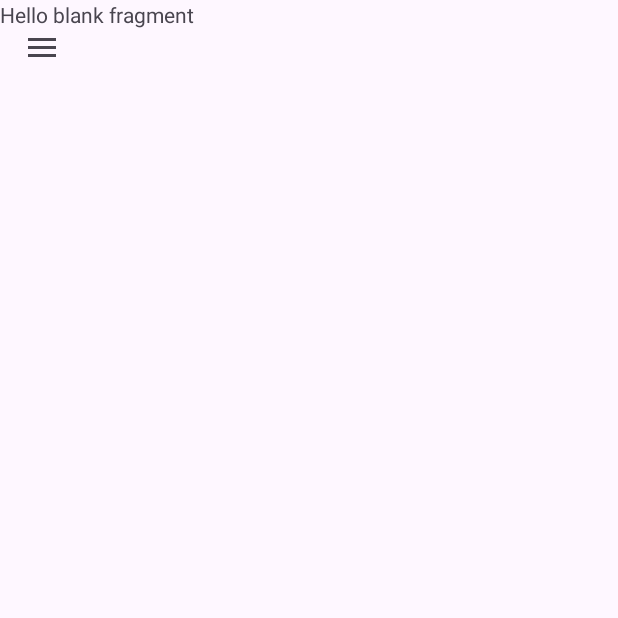
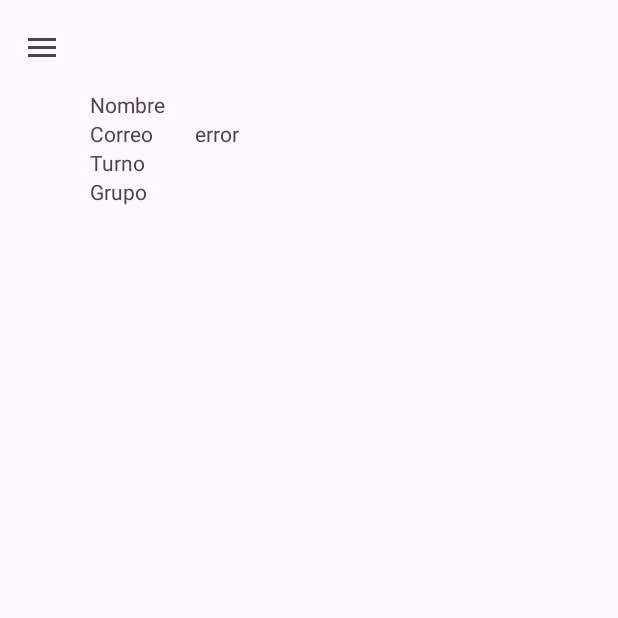
Before and after one commit to RaulGarCan/AppPlanificaV2, an Android app: the AcitivityHome screen opened directly, with no data from a screen before it, after a tap on "Mi cuenta", on a phone screen of 412 x 824 dp, the top half of it. Run offline under Robolectric (Android 15) with nearby library versions, the light colour scheme and no system bars; our stand-ins replace Firebase (no records; nobody signed in at launch, a user with empty details on screens opened directly).

Commit message:
Fragment MiCuenta terminado y Fragment PlanificarPractica diseñado

```diff
--- a/app/src/main/java/com/cifpceuta/appplanifica/AcitivityHome.java
+++ b/app/src/main/java/com/cifpceuta/appplanifica/AcitivityHome.java
@@ -10,11 +10,22 @@ import androidx.drawerlayout.widget.DrawerLayout;
 import android.content.Intent;
 import android.content.SharedPreferences;
 import android.os.Bundle;
+import android.util.Log;
 import android.view.MenuItem;
 import android.widget.FrameLayout;
 import android.widget.TextView;
 
+import com.google.android.gms.tasks.OnCompleteListener;
+import com.google.android.gms.tasks.Task;
 import com.google.android.material.navigation.NavigationView;
+import com.google.firebase.auth.FirebaseAuth;
+import com.google.firebase.firestore.DocumentSnapshot;
+import com.google.firebase.firestore.FirebaseFirestore;
+import com.google.firebase.firestore.Query;
+import com.google.firebase.firestore.QueryDocumentSnapshot;
+import com.google.firebase.firestore.QuerySnapshot;
+
+import java.util.Map;
 
 public class AcitivityHome extends AppCompatActivity implements NavigationView.OnNavigationItemSelectedListener {
     private SharedPreferences preferencias;
@@ -22,10 +33,16 @@ public class AcitivityHome extends AppCompatActivity implements NavigationView.O
     private DrawerLayout drawerLayout;
     private ActionBarDrawerToggle actionBarDrawerToggle;
     private Toolbar toolbar;
+    private String nombre, correo, turno, grupo;
+    private FirebaseAuth auth;
+    private FirebaseFirestore db;
     @Override
     protected void onCreate(Bundle savedInstanceState) {
         super.onCreate(savedInstanceState);
         setContentView(R.layout.activity_acitivity_home);
+
+        auth = FirebaseAuth.getInstance();
+        db = FirebaseFirestore.getInstance();
 
         preferencias = this.getSharedPreferences("Preferencias",MODE_PRIVATE);
         editor = preferencias.edit();
@@ -41,12 +58,15 @@ public class AcitivityHome extends AppCompatActivity implements NavigationView.O
         NavigationView navigationView = findViewById(R.id.navigation_view);
         navigationView.setNavigationItemSelectedListener(this);
 
-        String usuario = preferencias.getString("Email","error");
-        DefaultFragment defaultFragment = DefaultFragment.newInstance(usuario);
+        correo = preferencias.getString("Email","error");
+
+        DefaultFragment defaultFragment = DefaultFragment.newInstance(correo);
 
         if(savedInstanceState==null){
             getSupportFragmentManager().beginTransaction().replace(R.id.frame_fragments,defaultFragment).commit();
         }
+
+        obtenerDatosUsuario();
     }
     public void cerrarSesion(){
         preferencias.edit().putString("Email","none").apply();
@@ -60,8 +80,9 @@ public class AcitivityHome extends AppCompatActivity implements NavigationView.O
             // Acción para la opción 1
             // Puedes abrir un nuevo fragmento, iniciar una nueva actividad, etc.
 
+            PerfilEstudianteFragment perfilEstudianteFragment = PerfilEstudianteFragment.newInstance(nombre, correo, turno, grupo);
             getSupportFragmentManager().beginTransaction()
-                    .replace(R.id.frame_fragments, new PerfilEstudianteFragment())
+                    .replace(R.id.frame_fragments, perfilEstudianteFragment)
                     .commit();
 
         }
@@ -72,8 +93,35 @@ public class AcitivityHome extends AppCompatActivity implements NavigationView.O
             // Por ejemplo, iniciar una nueva actividad
             cerrarSesion();
         }
-
+        else
+        if (itemId == R.id.plan_practica){
+            PlanificarPracticaFragment planificarPracticaFragment = new PlanificarPracticaFragment();
+            getSupportFragmentManager().beginTransaction()
+                    .replace(R.id.frame_fragments,planificarPracticaFragment)
+                    .commit();
+        }
         drawerLayout.closeDrawer(GravityCompat.START);
         return true;
     }
+    public void obtenerDatosUsuario(){
+        String userId = auth.getCurrentUser().getUid();
+        db.collection("estudiantes").document(userId).get().addOnCompleteListener(new OnCompleteListener<DocumentSnapshot>() {
+            @Override
+            public void onComplete(@NonNull Task<DocumentSnapshot> task) {
+                if(task.isSuccessful()){
+                    DocumentSnapshot document = task.getResult();
+                    if(document.exists()){
+                        Map<String, Object> datos = document.getData();
+                        nombre = (String)datos.get("nombre");
+                        turno = (String)datos.get("turno");
+                        grupo = (String)datos.get("grupo");
+                    }else {
+                        Log.w("ConseguirDatosUser","Documento no encontrado");
+                    }
+                } else {
+                    Log.w("ConseguirDatosUser","Error: "+task.getException());
+                }
+            }
+        });
+    }
 }
--- a/app/src/main/java/com/cifpceuta/appplanifica/PerfilEstudianteFragment.java
+++ b/app/src/main/java/com/cifpceuta/appplanifica/PerfilEstudianteFragment.java
@@ -7,6 +7,7 @@ import androidx.fragment.app.Fragment;
 import android.view.LayoutInflater;
 import android.view.View;
 import android.view.ViewGroup;
+import android.widget.TextView;
 
 /**
  * A simple {@link Fragment} subclass.
@@ -17,12 +18,17 @@ public class PerfilEstudianteFragment extends Fragment {
 
     // TODO: Rename parameter arguments, choose names that match
     // the fragment initialization parameters, e.g. ARG_ITEM_NUMBER
-    private static final String ARG_PARAM1 = "param1";
-    private static final String ARG_PARAM2 = "param2";
+    private static final String ARG_NOMBRE = "nombre";
+    private static final String ARG_CORREO = "correo";
+    private static final String ARG_TURNO = "turno";
+    private static final String ARG_GRUPO = "grupo";
 
     // TODO: Rename and change types of parameters
-    private String mParam1;
-    private String mParam2;
+    private String mNombre;
+    private String mCorreo;
+    private String mTurno;
+    private String mGrupo;
+
 
     public PerfilEstudianteFragment() {
         // Required empty public constructor
@@ -32,16 +38,20 @@ public class PerfilEstudianteFragment extends Fragment {
      * Use this factory method to create a new instance of
      * this fragment using the provided parameters.
      *
-     * @param param1 Parameter 1.
-     * @param param2 Parameter 2.
+     * @param nombre Nombre.
+     * @param correo Correo.
+     * @param turno Turno.
+     * @param grupo Grupo.
      * @return A new instance of fragment PerfilEstudianteFragment.
      */
     // TODO: Rename and change types and number of parameters
-    public static PerfilEstudianteFragment newInstance(String param1, String param2) {
+    public static PerfilEstudianteFragment newInstance(String nombre, String correo, String turno, String grupo) {
         PerfilEstudianteFragment fragment = new PerfilEstudianteFragment();
         Bundle args = new Bundle();
-        args.putString(ARG_PARAM1, param1);
-        args.putString(ARG_PARAM2, param2);
+        args.putString(ARG_NOMBRE, nombre);
+        args.putString(ARG_CORREO, correo);
+        args.putString(ARG_TURNO, turno);
+        args.putString(ARG_GRUPO, grupo);
         fragment.setArguments(args);
         return fragment;
     }
@@ -50,15 +60,33 @@ public class PerfilEstudianteFragment extends Fragment {
     public void onCreate(Bundle savedInstanceState) {
         super.onCreate(savedInstanceState);
         if (getArguments() != null) {
-            mParam1 = getArguments().getString(ARG_PARAM1);
-            mParam2 = getArguments().getString(ARG_PARAM2);
+            mNombre = getArguments().getString(ARG_NOMBRE);
+            mCorreo = getArguments().getString(ARG_CORREO);
+            mTurno = getArguments().getString(ARG_TURNO);
+            mGrupo = getArguments().getString(ARG_GRUPO);
         }
     }
 
     @Override
     public View onCreateView(LayoutInflater inflater, ViewGroup container,
                              Bundle savedInstanceState) {
+        TextView tvNombre, tvCorreo, tvTurno, tvGrupo;
+        View rootView = inflater.inflate(R.layout.fragment_perfil_estudiante, container, false);
+        if(getArguments()!=null){
+            mNombre = getArguments().getString(ARG_NOMBRE);
+            mCorreo = getArguments().getString(ARG_CORREO);
+            mTurno = getArguments().getString(ARG_TURNO);
+            mGrupo = getArguments().getString(ARG_GRUPO);
+        }
+        tvNombre = rootView.findViewById(R.id.tv_nombre_perfil);
+        tvCorreo = rootView.findViewById(R.id.tv_correo_perfil);
+        tvTurno = rootView.findViewById(R.id.tv_turno_perfil);
+        tvGrupo = rootView.findViewById(R.id.tv_grupo_perfil);
+        tvNombre.setText(mNombre);
+        tvCorreo.setText(mCorreo);
+        tvTurno.setText(mTurno);
+        tvGrupo.setText(mGrupo);
         // Inflate the layout for this fragment
-        return inflater.inflate(R.layout.fragment_perfil_estudiante, container, false);
+        return rootView;
     }
 }
--- a/app/src/main/res/layout/fragment_perfil_estudiante.xml
+++ b/app/src/main/res/layout/fragment_perfil_estudiante.xml
@@ -6,9 +6,60 @@
     tools:context=".PerfilEstudianteFragment">
 
     <!-- TODO: Update blank fragment layout -->
-    <TextView
-        android:layout_width="match_parent"
-        android:layout_height="match_parent"
-        android:text="@string/hello_blank_fragment" />
+    <LinearLayout
+        android:layout_width="wrap_content"
+        android:layout_height="wrap_content"
+        android:orientation="horizontal"
+        android:paddingStart="50dp"
+        android:paddingTop="50dp">
+        <LinearLayout
+            android:layout_width="wrap_content"
+            android:layout_height="wrap_content"
+            android:orientation="vertical"
+            android:padding="10dp">
+            <TextView
+                android:layout_width="wrap_content"
+                android:layout_height="wrap_content"
+                android:text="Nombre"/>
+            <TextView
+                android:layout_width="wrap_content"
+                android:layout_height="wrap_content"
+                android:text="Correo"/>
+            <TextView
+                android:layout_width="wrap_content"
+                android:layout_height="wrap_content"
+                android:text="Turno"/>
+            <TextView
+                android:layout_width="wrap_content"
+                android:layout_height="wrap_content"
+                android:text="Grupo"/>
+        </LinearLayout>
+        <LinearLayout
+            android:layout_width="wrap_content"
+            android:layout_height="wrap_content"
+            android:orientation="vertical"
+            android:padding="10dp">
+            <TextView
+                android:id="@+id/tv_nombre_perfil"
+                android:layout_width="wrap_content"
+                android:layout_height="wrap_content"
+                android:text="Nombre"/>
+            <TextView
+                android:id="@+id/tv_correo_perfil"
+                android:layout_width="wrap_content"
+                android:layout_height="wrap_content"
+                android:text="Correo"/>
+            <TextView
+                android:id="@+id/tv_turno_perfil"
+                android:layout_width="wrap_content"
+                android:layout_height="wrap_content"
+                android:text="Turno"/>
+            <TextView
+                android:id="@+id/tv_grupo_perfil"
+                android:layout_width="wrap_content"
+                android:layout_height="wrap_content"
+                android:text="Grupo"/>
+        </LinearLayout>
+    </LinearLayout>
 
 </FrameLayout>
```
Also changed, not shown: app/src/main/java/com/cifpceuta/appplanifica/PlanificarPracticaFragment.java (added, +110 -0 lines), app/src/main/res/drawable/descripcion_border.xml (added, +10 -0 lines), app/src/main/res/layout/fragment_planificar_practica.xml (added, +115 -0 lines).
